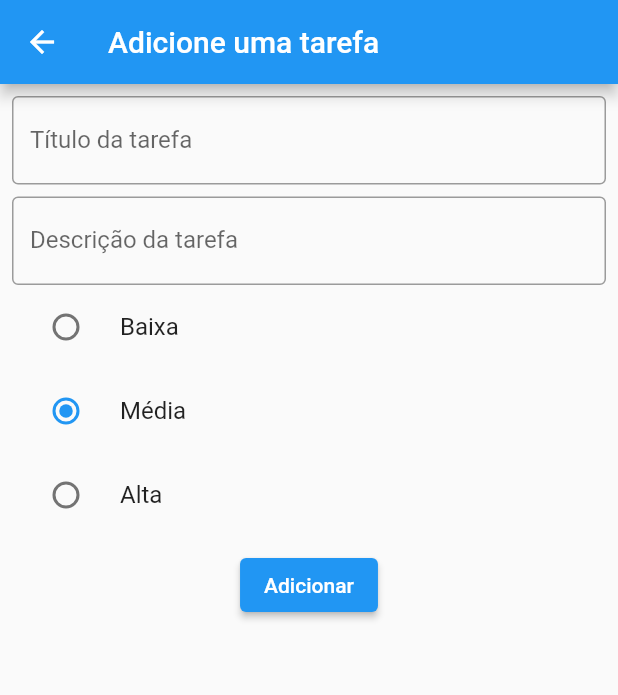
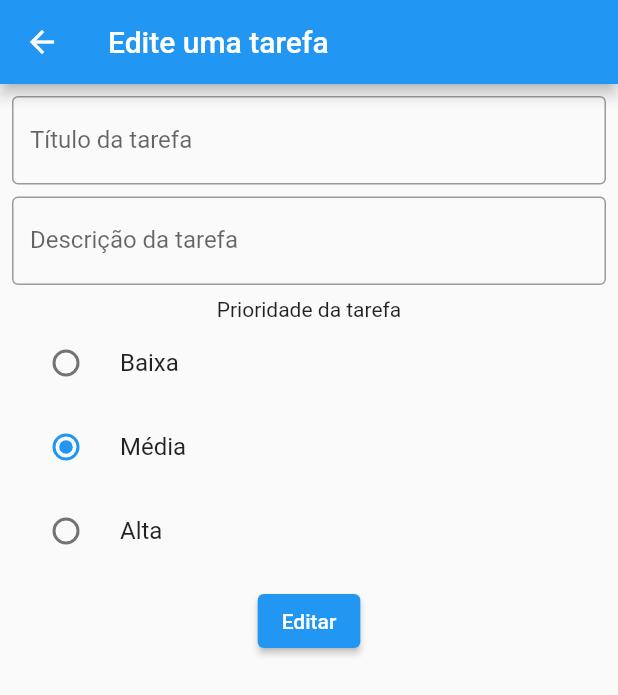
Before and after one commit to Montfel/todo-list, a Flutter app: the Edit screen opened directly with empty values, after a tap on "Média", on a phone screen of 412 x 824 dp. Shown: the top 695 px of the screen. Run offline on Flutter 3.47's test engine with Material 2 defaults, Android fonts, the phone set to English and light mode, and no system bars.

```diff
--- a/lib/Add.dart
+++ b/lib/Add.dart
@@ -37,7 +37,7 @@ class _AddState extends State<Add> {
               ),
             ),
             Padding(
-              padding: EdgeInsets.fromLTRB(0, 8, 0, 0),
+              padding: const EdgeInsets.fromLTRB(0, 8, 0, 8),
               child: TextField(
                 controller: myControllerDescription,
                 decoration: const InputDecoration(
@@ -46,6 +46,7 @@ class _AddState extends State<Add> {
                 ),
               ),
             ),
+            const Text("Prioridade da tarefa"),
             RadioListTile(
               title: const Text("Baixa"),
               value: Priority.low,
--- a/lib/Edit.dart
+++ b/lib/Edit.dart
@@ -14,7 +14,6 @@ class Edit extends StatefulWidget {
 }
 
 class _EditState extends State<Edit> {
-  Priority? _priority = Priority.medium;
   late String title;
   late String description;
 
@@ -26,7 +25,7 @@ class _EditState extends State<Edit> {
     myControllerDescription.text = widget.task.description;
     return Scaffold(
       appBar: AppBar(
-        title: const Text("Adicione uma tarefa"),
+        title: const Text("Edite uma tarefa"),
       ),
       body: Padding(
         padding: const EdgeInsets.all(8.0),
@@ -40,7 +39,7 @@ class _EditState extends State<Edit> {
               ),
             ),
             Padding(
-              padding: const EdgeInsets.fromLTRB(0, 8, 0, 0),
+              padding: const EdgeInsets.fromLTRB(0, 8, 0, 8),
               child: TextField(
                 controller: myControllerDescription,
                 decoration: const InputDecoration(
@@ -49,33 +48,34 @@ class _EditState extends State<Edit> {
                 ),
               ),
             ),
+            const Text("Prioridade da tarefa"),
             RadioListTile(
               title: const Text("Baixa"),
               value: Priority.low,
-              groupValue: _priority,
+              groupValue: widget.task.priority,
               onChanged: (Priority? value) {
                 setState(() {
-                  _priority = value;
+                  widget.task.priority = value!;
                 });
               },
             ),
             RadioListTile(
               title: const Text("Média"),
               value: Priority.medium,
-              groupValue: _priority,
+              groupValue: widget.task.priority,
               onChanged: (Priority? value) {
                 setState(() {
-                  _priority = value;
+                  widget.task.priority = value!;
                 });
               },
             ),
             RadioListTile(
               title: const Text("Alta"),
               value: Priority.high,
-              groupValue: _priority,
+              groupValue: widget.task.priority,
               onChanged: (Priority? value) {
                 setState(() {
-                  _priority = value;
+                  widget.task.priority = value!;
                 });
               },
             ),
@@ -85,11 +85,10 @@ class _EditState extends State<Edit> {
                 onPressed: () {
                   widget.task.title = myControllerTitle.text;
                   widget.task.description = myControllerDescription.text;
-                  widget.task.priority = _priority!;
                   widget.onEdit(widget.task);
                   Navigator.pop(context);
                 },
-                child: const Text("Adicionar"),
+                child: const Text("Editar"),
               ),
             ),
           ],
```
Also changed, not shown: lib/main.dart (+26 -0 lines).
